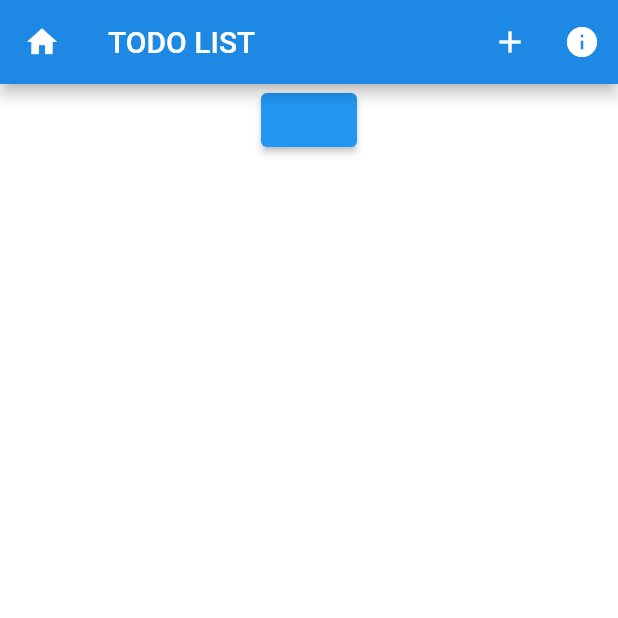
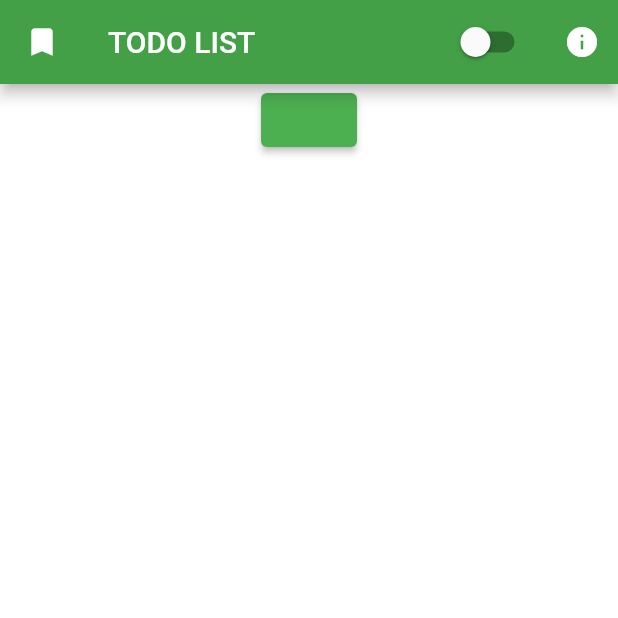
Before and after one commit to mfrony2003/TodoList_Flutter, a Flutter app: the screen it shows after launch, on a phone screen of 412 x 824 dp, the top half of it. Run offline on Flutter 3.47's test engine with Material 2 defaults, Android fonts, the phone set to English and light mode, and no system bars; drawn by our look-alikes of flutter_platform_widgets.

Commit message:
Apply theme

```diff
--- a/lib/main.dart
+++ b/lib/main.dart
@@ -1,25 +1,13 @@
 import 'package:flutter/material.dart';
 import 'package:flutter/cupertino.dart';
 import 'package:flutter_platform_widgets/flutter_platform_widgets.dart';
+import 'package:provider/provider.dart';
+import 'package:todolist_application/provider/themeProvider.dart';
+import 'package:todolist_application/theme/theme.dart';
+
 import 'package:todolist_application/widgets/Dialog.dart';
 import 'package:todolist_application/widgets/IconButton.dart';
 import 'package:todolist_application/screens/todoList.dart';
-
-final materialThemeData = ThemeData(
-    primarySwatch: Colors.blue,
-    scaffoldBackgroundColor: Colors.white,
-    accentColor: Colors.blue,
-    appBarTheme: AppBarTheme(color: Colors.blue.shade600),
-    primaryColor: Colors.blue,
-    secondaryHeaderColor: Colors.blue,
-    canvasColor: Colors.blue,
-    backgroundColor: Colors.red,
-    textTheme: TextTheme().copyWith(bodyText2: TextTheme().bodyText2));
-
-final cupertinoTheme = CupertinoThemeData(
-    primaryColor: Colors.blue,
-    barBackgroundColor: Colors.blue,
-    scaffoldBackgroundColor: Colors.white);
 
 void main() {
   runApp(MyApp());
@@ -27,34 +15,55 @@ void main() {
 
 class MyApp extends StatelessWidget {
   // This widget is the root of your application.
+
   @override
   Widget build(BuildContext context) {
+    return ChangeNotifierProvider<ThemeProvier>(
+        create: (context) => ThemeProvier(), child: PlatformAPP()); //
+  }
+}
+
+class PlatformAPP extends StatelessWidget {
+  const PlatformAPP({
+    Key key,
+  }) : super(key: key);
+
+  @override
+  Widget build(BuildContext context) {
+    final themeProvier = context.watch<ThemeProvier>();
     return PlatformApp(
       debugShowCheckedModeBanner: false,
-      material: (_, __) => MaterialAppData(theme: materialThemeData),
+      material: (_, __) => MaterialAppData(
+          theme: materialThemeData,
+          darkTheme: ThemeData.dark(),
+          themeMode:
+              themeProvier.isDarkTheme() ? ThemeMode.dark : ThemeMode.light),
       cupertino: (_, __) => CupertinoAppData(theme: cupertinoTheme),
       home: MyHomePage(),
-    ); //
+    );
   }
 }
 
 class MyHomePage extends StatelessWidget {
   @override
   Widget build(BuildContext context) {
+    final themeProvier = context.read<ThemeProvier>();
     return PlatformScaffold(
         appBar: PlatformAppBar(
-          title: PlatformText('Todo List'),
-          leading: Icon(context.platformIcons.home),
+          title: PlatformText("Todo List"),
+          leading: Icon(context.platformIcons.bookmark),
           trailingActions: <Widget>[
-            CustomIconButton(
-              onPress: () {
-                _custonDialog(context);
-              },
-              iconDataCupertino: CupertinoIcons.add,
-              iconDataMaterial: Icons.add,
+            Padding(
+              padding: const EdgeInsets.all(8.0),
+              child: PlatformSwitch(
+                onChanged: (bool value) {
+                  themeProvier.onToogleTheme(value);
+                },
+                value: themeProvier.isDarkTheme(),
+              ),
             ),
             CustomIconButton(
-              onPress: () => {},
+              onPress: () => {_custonDialog(context)},
               iconDataCupertino: CupertinoIcons.info,
               iconDataMaterial: Icons.info,
             ),
@@ -71,11 +80,11 @@ class MyHomePage extends StatelessWidget {
         context: context,
         builder: (BuildContext context) {
           return CustomDialog(
-              title: 'This is a test',
-              content: PlatformText('Hellow'),
+              title: 'Checking the library',
+              content: PlatformText('You Like it?'),
               platformACtionDialogList: [
                 PlatformDialogAction(
-                  child: PlatformText('Ok'),
+                  child: PlatformText('Yes'),
                   onPressed: () => Navigator.pop(context),
                 ),
               ]);
--- /dev/null
+++ b/lib/model/thememodel.dart
@@ -0,0 +1,6 @@
+class ThemeModel {
+  bool _isDark;
+  ThemeModel(this._isDark);
+  isDark() => this._isDark;
+  toogle(val) => this._isDark = val;
+}
--- /dev/null
+++ b/lib/provider/taskProvider.dart
@@ -0,0 +1,29 @@
+import 'package:flutter/material.dart';
+import 'package:todolist_application/model/task.dart';
+
+class TaskProvier with ChangeNotifier {
+  final List<Task> _todoTaskList = <Task>[];
+
+  int getLength() {
+    return _todoTaskList.length;
+  }
+
+  Task getTaskByIndex(int index) {
+    return _todoTaskList[index];
+  }
+
+  void addTodoItem(String title) {
+    _todoTaskList.add(Task(title));
+    notifyListeners();
+  }
+
+  void onToogleTask(Task task) {
+    task.setdone(!task.isdone());
+    notifyListeners();
+  }
+
+  void onDeleteTask(int index) {
+    _todoTaskList.removeAt(index);
+    notifyListeners();
+  }
+}
--- /dev/null
+++ b/lib/provider/themeProvider.dart
@@ -0,0 +1,15 @@
+import 'package:flutter/material.dart';
+import 'package:todolist_application/model/thememodel.dart';
+
+class ThemeProvier with ChangeNotifier {
+  ThemeModel _themeModel = new ThemeModel(false);
+
+  bool isDarkTheme() {
+    return _themeModel.isDark();
+  }
+
+  void onToogleTheme(bool val) {
+    _themeModel.toogle(val);
+    notifyListeners();
+  }
+}
--- a/lib/screen.dart
+++ b/lib/screen.dart
@@ -59,6 +59,5 @@ class _ScreenState extends State<Screen> {
         ),
       ),
     ]);
-    ;
   }
 }
--- a/lib/screens/todoList.dart
+++ b/lib/screens/todoList.dart
@@ -1,125 +1,18 @@
 import 'package:flutter/material.dart';
-import 'package:flutter_platform_widgets/flutter_platform_widgets.dart';
-import 'package:todolist_application/model/task.dart';
-import 'package:todolist_application/widgets/Button.dart';
-import 'package:todolist_application/widgets/Dialog.dart';
+import 'package:provider/provider.dart';
+import 'package:todolist_application/provider/cached.dart';
+import 'package:todolist_application/provider/taskProvider.dart';
+import 'package:todolist_application/screens/taskBuilder.dart';
 
-class TodoList extends StatefulWidget {
-  @override
-  _TodoListState createState() => _TodoListState();
-}
-
-class _TodoListState extends State<TodoList> {
-  // save data
-  final List<Task> _todoList = <Task>[];
-  // text field
-  final TextEditingController _textFieldController = TextEditingController();
+class TodoList extends StatelessWidget {
   @override
   Widget build(BuildContext context) {
-    return Column(
-      children: <Widget>[
-        CustomButtom(
-          iconDataMatetial: context.platformIcons.add,
-          iconDataCupertino: context.platformIcons.add,
-          onAddClick: () {
-            _displayDialog(context);
-          },
-        ),
-        Expanded(
-            child: ListView.builder(
-                itemCount: _todoList.length,
-                itemBuilder: (context, index) {
-                  final todoItemName = _todoList[index].gettaskname();
-                  return Dismissible(
-                      key: Key(todoItemName),
-                      onDismissed: (direction) {
-                        setState(() {
-                          _todoList.removeAt(index);
-                        });
-
-                        ScaffoldMessenger.of(context).showSnackBar(
-                            SnackBar(content: Text('$todoItemName dismissed')));
-                      },
-                      background: Container(color: Colors.red),
-                      child: CheckboxListTile(
-                          activeColor: Colors.blue[300],
-                          dense: true,
-                          title: new Text(
-                            todoItemName,
-                            style: TextStyle(
-                                color: Colors.black,
-                                fontSize: 24,
-                                fontWeight: FontWeight.w600,
-                                letterSpacing: 0.5,
-                                decoration: (_todoList[index].isdone()
-                                    ? TextDecoration.lineThrough
-                                    : TextDecoration.none)),
-                          ),
-                          value: _todoList[index].isdone(),
-                          onChanged: (_) {
-                            _onToogleTask(_todoList[index]);
-                          }));
-                }) // add items to the to-do list
-            ),
+    return MultiProvider(
+      providers: [
+        Provider<CachedData>(create: (_) => CachedData()),
+        ChangeNotifierProvider<TaskProvier>(create: (_) => TaskProvier()),
       ],
+      child: TaskBuilder(),
     );
   }
-
-  void _addTodoItem(String title) {
-    setState(() {
-      _todoList.add(Task(title));
-    });
-    _textFieldController.clear();
-  }
-
-  void _onToogleTask(Task task) {
-    setState(() {
-      task.setdone(!task.isdone());
-    });
-  }
-
-  Future<PlatformAlertDialog> _displayDialog(BuildContext context) async {
-    return showDialog(
-        context: context,
-        builder: (BuildContext context) {
-          return CustomDialog(
-            title: 'Add a task to your list',
-            content: PlatformTextField(
-                material: (_, __) => MaterialTextFieldData(
-                    autofocus: true,
-                    controller: _textFieldController,
-                    decoration:
-                        const InputDecoration(hintText: 'Enter task here')),
-                cupertino: (_, __) => CupertinoTextFieldData(
-                    autofocus: true,
-                    controller: _textFieldController,
-                    decoration: const BoxDecoration())),
-            platformACtionDialogList: [
-              PlatformDialogAction(
-                child: PlatformText('ADD',
-                    style: TextStyle(
-                      color: Colors.black,
-                      fontSize: 20,
-                    )),
-                onPressed: () {
-                  Navigator.of(context).pop();
-                  _addTodoItem(_textFieldController.text);
-                },
-              ),
-
-              // Cancel button
-              PlatformDialogAction(
-                child: PlatformText(
-                  'Cancel',
-                  style: TextStyle(
-                    color: Colors.black,
-                    fontSize: 20,
-                  ),
-                ),
-                onPressed: () => Navigator.pop(context),
-              ),
-            ],
-          );
-        });
-  }
 }
--- /dev/null
+++ b/lib/theme/theme.dart
@@ -0,0 +1,24 @@
+import 'package:flutter/cupertino.dart';
+import 'package:flutter/material.dart';
+
+final materialThemeData = new ThemeData(
+    primarySwatch: Colors.green,
+    scaffoldBackgroundColor: Colors.white,
+    accentColor: Colors.green,
+    appBarTheme: AppBarTheme(color: Colors.green.shade600),
+    primaryColor: Colors.green,
+    secondaryHeaderColor: Colors.green,
+    canvasColor: Colors.green,
+    backgroundColor: Colors.red,
+    textTheme: TextTheme().copyWith(bodyText2: TextTheme().bodyText2),
+    brightness: Brightness.light,
+    buttonTheme: ButtonThemeData(
+      buttonColor: Colors.green,
+      shape: RoundedRectangleBorder(),
+      textTheme: ButtonTextTheme.normal,
+    ));
+
+final cupertinoTheme = CupertinoThemeData(
+    primaryColor: Colors.blue,
+    barBackgroundColor: Colors.blue,
+    scaffoldBackgroundColor: Colors.white);
--- a/lib/widgets/Button.dart
+++ b/lib/widgets/Button.dart
@@ -13,7 +13,6 @@ class CustomButtom extends StatelessWidget {
     return PlatformButton(
         onPressed: () => onAddClick(),
         material: (_, __) => MaterialRaisedButtonData(
-              color: Colors.blue,
               child: Icon(this.iconDataMatetial),
             ),
         cupertino: (_, __) => CupertinoButtonData(
--- a/pubspec.yaml
+++ b/pubspec.yaml
@@ -23,7 +23,7 @@ environment:
 dependencies:
   flutter:
     sdk: flutter
-
+  provider: ^4.3.2
 
   # The following adds the Cupertino Icons font to your application.
   # Use with the CupertinoIcons class for iOS style icons.
```
Also changed, not shown: lib/screens/taskBuilder.dart (added, +107 -0 lines), images/AddTask_Light.png (added), images/App_Dark.png (added), images/App_Light.png (added), images/Swipe_Delete.png (added), images/TaskAdded_Loght.png (added), images/TaskAdded_dark.png (added), images/TaskDone_Light.png (added), pubspec.lock, 1 other file.
